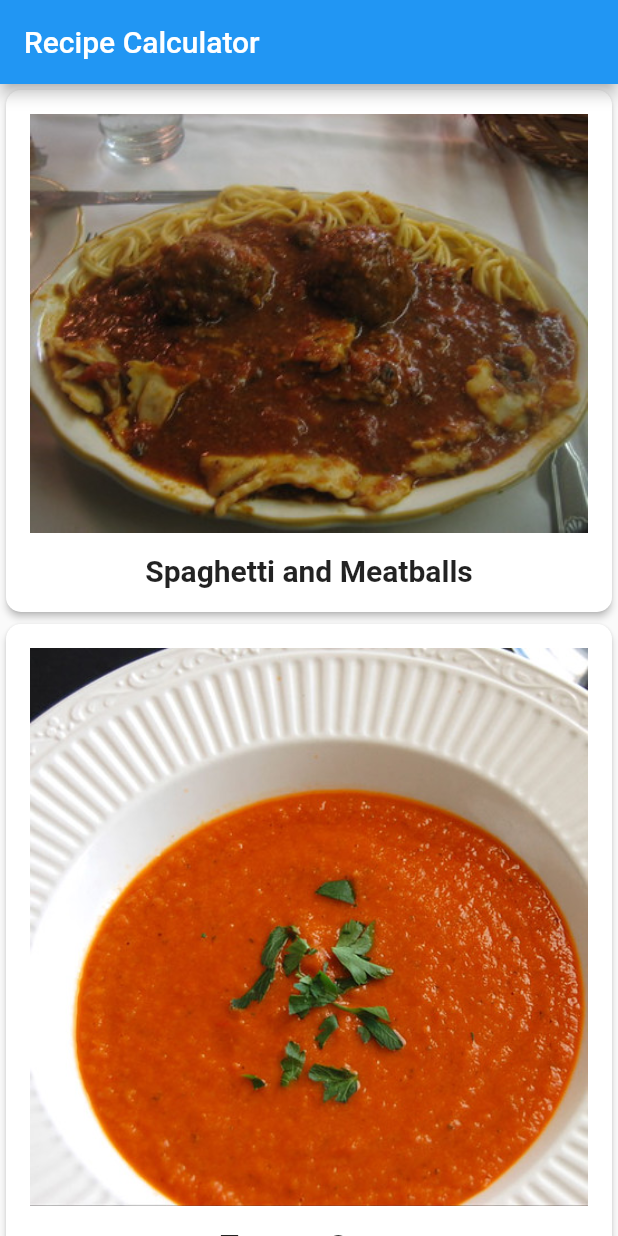
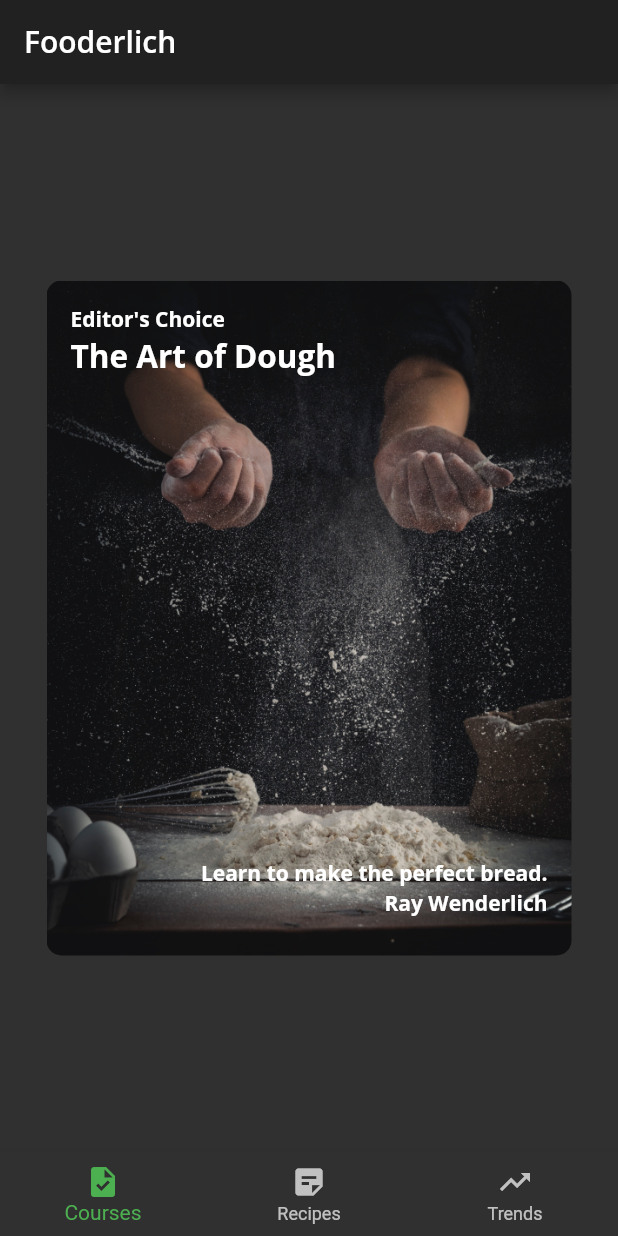
Before and after one commit to newu2012/flutter_layout_testing, a Flutter app: the screen it shows after launch, on a phone screen of 412 x 824 dp. Run offline on Flutter 3.47's test engine with Material 2 defaults, Android fonts, the phone set to English and light mode, and no system bars; our stand-ins replace google_fonts; Roboto replaces fonts that are missing (Palatino); project files that could hold a hidden picture were left out.

Commit message:
feat: 3. Basic Widgets. Fooderlich recipes app

```diff
--- /dev/null
+++ b/lib/Fooderlich/Presentation/card1.dart
@@ -0,0 +1,64 @@
+import 'package:flutter/cupertino.dart';
+import 'package:flutter/material.dart';
+import 'fooderlich_theme.dart';
+
+class Card1 extends StatelessWidget {
+  const Card1({Key? key}) : super(key: key);
+  final String category = 'Editor\'s Choice';
+  final String title = 'The Art of Dough';
+  final String description = 'Learn to make the perfect bread.';
+  final String chef = 'Ray Wenderlich';
+
+  @override
+  Widget build(BuildContext context) {
+    return Center(
+      child: Container(
+        child: Stack(
+          children: [
+            Text(
+              category,
+              style: FooderlichTheme.darkTextTheme.bodyText1,
+            ),
+            Positioned(
+              child: Text(
+                title,
+                style: FooderlichTheme.darkTextTheme.headline2,
+              ),
+              top: 20,
+            ),
+            Positioned(
+              child: Text(
+                description,
+                style: FooderlichTheme.darkTextTheme.bodyText1,
+              ),
+              bottom: 30,
+              right: 0,
+            ),
+            Positioned(
+              child: Text(
+                chef,
+                style: FooderlichTheme.darkTextTheme.bodyText1,
+              ),
+              bottom: 10,
+              right: 0,
+            ),
+          ],
+        ),
+        padding: const EdgeInsets.all(16),
+        constraints: const BoxConstraints.expand(
+          width: 350,
+          height: 450,
+        ),
+        decoration: const BoxDecoration(
+          image: DecorationImage(
+            image: AssetImage('assets/mag1.png'),
+            fit: BoxFit.cover,
+          ),
+          borderRadius: BorderRadius.all(
+            Radius.circular(10.0),
+          ),
+        ),
+      ),
+    );
+  }
+}
--- /dev/null
+++ b/lib/Fooderlich/Presentation/fooderlich_theme.dart
@@ -0,0 +1,107 @@
+import 'package:flutter/material.dart';
+import 'package:google_fonts/google_fonts.dart';
+
+class FooderlichTheme {
+  // 1
+  static TextTheme lightTextTheme = TextTheme(
+    bodyText1: GoogleFonts.openSans(
+      fontSize: 14.0,
+      fontWeight: FontWeight.w700,
+      color: Colors.black,
+    ),
+    headline1: GoogleFonts.openSans(
+      fontSize: 32.0,
+      fontWeight: FontWeight.bold,
+      color: Colors.black,
+    ),
+    headline2: GoogleFonts.openSans(
+      fontSize: 21.0,
+      fontWeight: FontWeight.w700,
+      color: Colors.black,
+    ),
+    headline3: GoogleFonts.openSans(
+      fontSize: 16.0,
+      fontWeight: FontWeight.w600,
+      color: Colors.black,
+    ),
+    headline6: GoogleFonts.openSans(
+      fontSize: 20.0,
+      fontWeight: FontWeight.w600,
+      color: Colors.black,
+    ),
+  );
+
+  // 2
+  static TextTheme darkTextTheme = TextTheme(
+    bodyText1: GoogleFonts.openSans(
+      fontSize: 14.0,
+      fontWeight: FontWeight.w700,
+      color: Colors.white,
+    ),
+    headline1: GoogleFonts.openSans(
+      fontSize: 32.0,
+      fontWeight: FontWeight.bold,
+      color: Colors.white,
+    ),
+    headline2: GoogleFonts.openSans(
+      fontSize: 21.0,
+      fontWeight: FontWeight.w700,
+      color: Colors.white,
+    ),
+    headline3: GoogleFonts.openSans(
+      fontSize: 16.0,
+      fontWeight: FontWeight.w600,
+      color: Colors.white,
+    ),
+    headline6: GoogleFonts.openSans(
+      fontSize: 20.0,
+      fontWeight: FontWeight.w600,
+      color: Colors.white,
+    ),
+  );
+
+  // 3
+  static ThemeData light() {
+    return ThemeData(
+      brightness: Brightness.light,
+      checkboxTheme: CheckboxThemeData(
+        fillColor: MaterialStateColor.resolveWith(
+              (states) {
+            return Colors.black;
+          },
+        ),
+      ),
+      appBarTheme: const AppBarTheme(
+        foregroundColor: Colors.black,
+        backgroundColor: Colors.white,
+      ),
+      floatingActionButtonTheme: const FloatingActionButtonThemeData(
+        foregroundColor: Colors.white,
+        backgroundColor: Colors.black,
+      ),
+      bottomNavigationBarTheme: const BottomNavigationBarThemeData(
+        selectedItemColor: Colors.green,
+      ),
+      textTheme: lightTextTheme,
+    );
+  }
+
+  // 4
+  static ThemeData dark() {
+    return ThemeData(
+      brightness: Brightness.dark,
+      appBarTheme: AppBarTheme(
+        foregroundColor: Colors.white,
+        backgroundColor: Colors.grey[900],
+      ),
+      floatingActionButtonTheme: const FloatingActionButtonThemeData(
+        foregroundColor: Colors.white,
+        backgroundColor: Colors.green,
+      ),
+      bottomNavigationBarTheme: const BottomNavigationBarThemeData(
+        selectedItemColor: Colors.green,
+      ),
+      textTheme: darkTextTheme,
+    );
+  }
+}
--- /dev/null
+++ b/lib/Fooderlich/Presentation/fooderlich_widget.dart
@@ -0,0 +1,59 @@
+import 'package:flutter/material.dart';
+import 'card1.dart';
+import 'card2.dart';
+import 'card3.dart';
+
+class FooderlichWidget extends StatefulWidget {
+  const FooderlichWidget({Key? key}) : super(key: key);
+
+  @override
+  _FooderlichWidgetState createState() => _FooderlichWidgetState();
+}
+
+class _FooderlichWidgetState extends State<FooderlichWidget> {
+  int _selectedIndex = 0;
+
+  static List<Widget> pages = <Widget>[
+    const Card1(),
+    const Card2(),
+    const Card3(),
+  ];
+
+  void _onItemTapped(int index) {
+    setState(() {
+      _selectedIndex = index;
+    });
+  }
+
+  @override
+  Widget build(BuildContext context) {
+    return Scaffold(
+      appBar: AppBar(
+        title: Text(
+          'Fooderlich',
+          style: Theme.of(context).textTheme.headline6,
+        ),
+      ),
+      body: pages[_selectedIndex],
+      bottomNavigationBar: BottomNavigationBar(
+        currentIndex: _selectedIndex,
+        onTap: _onItemTapped,
+        selectedItemColor: Theme.of(context).textSelectionTheme.selectionColor,
+        items: const <BottomNavigationBarItem>[
+          BottomNavigationBarItem(
+            icon: Icon(Icons.task),
+            label: 'Courses',
+          ),
+          BottomNavigationBarItem(
+            icon: Icon(Icons.sticky_note_2),
+            label: 'Recipes',
+          ),
+          BottomNavigationBarItem(
+            icon: Icon(Icons.trending_up),
+            label: 'Trends',
+          ),
+        ],
+      ),
+    );
+  }
+}
--- /dev/null
+++ b/lib/home_page.dart
@@ -0,0 +1,36 @@
+import 'package:flutter/material.dart';
+import 'Fooderlich/Presentation/fooderlich_widget.dart';
+
+import 'app.dart';
+
+class HomePage extends StatefulWidget {
+  const HomePage({
+    Key? key,
+    required this.app,
+  }) : super(key: key);
+
+  final App app;
+
+  @override
+  State<HomePage> createState() => _HomePageState();
+}
+
+class _HomePageState extends State<HomePage> {
+  @override
+  Widget build(BuildContext context) {
+    if (widget.app.appTitle == 'Fooderlich') {
+      return const FooderlichWidget();
+    }
+
+    return Scaffold(
+      appBar: AppBar(
+        title: Text(widget.app.appTitle),
+      ),
+      body: SafeArea(
+        child: Center(
+          child: widget.app.appWidget,
+        ),
+      ),
+    );
+  }
+}
--- a/lib/main.dart
+++ b/lib/main.dart
@@ -1,9 +1,13 @@
 import 'package:flutter/material.dart';
+import 'Fooderlich/Presentation/fooderlich_theme.dart';
 
 import 'BusinessCard/Presentation/business_card_widget.dart';
 import 'Camp/Presentation/camp_widget.dart';
+import 'Fooderlich/Presentation/fooderlich_widget.dart';
 import 'StateBoxes/Presentation/box_state_parent_widget.dart';
 import 'Recipes/Presentation/recipe_widget.dart';
+import 'app.dart';
+import 'home_page.dart';
 
 void main() {
   runApp(const MyApp());
@@ -17,61 +21,30 @@ class MyApp extends StatelessWidget {
     App('Business Card', BusinessCardWidget()),
     App('Box State', BoxStateParentWidget()),
     App('Recipe Calculator', RecipeWidget()),
+    App('Fooderlich', FooderlichWidget()),
   };
 
   @override
   Widget build(BuildContext context) {
     late final app =
-        apps.firstWhere((element) => element.appTitle == 'Recipe Calculator');
+        apps.firstWhere((element) => element.appTitle == 'Fooderlich');
+    final theme = app.appTitle == 'Fooderlich'
+        ? FooderlichTheme.dark()
+        : ThemeData(
+            primarySwatch: Colors.blue,
+            colorScheme: ThemeData().colorScheme.copyWith(
+                  primary: Colors.blue,
+                  secondary: Colors.black,
+                ),
+          );
 
     return MaterialApp(
       title: '${app.appTitle} Demo',
-      theme: ThemeData(
-        primarySwatch: Colors.blue,
-        colorScheme: ThemeData().colorScheme.copyWith(
-              primary: Colors.blue,
-              secondary: Colors.black,
-            ),
-      ),
-      home: MyHomePage(
+      theme: theme,
+      home: HomePage(
         //  Choose your app there by selecting app by it's title
         app: app,
       ),
     );
   }
 }
-
-class App {
-  final String appTitle;
-  final Widget appWidget;
-
-  const App(this.appTitle, this.appWidget);
-}
-
-class MyHomePage extends StatefulWidget {
-  const MyHomePage({
-    Key? key,
-    required this.app,
-  }) : super(key: key);
-
-  final App app;
-
-  @override
-  State<MyHomePage> createState() => _MyHomePageState();
-}
-
-class _MyHomePageState extends State<MyHomePage> {
-  @override
-  Widget build(BuildContext context) {
-    return Scaffold(
-      appBar: AppBar(
-        title: Text(widget.app.appTitle),
-      ),
-      body: SafeArea(
-        child: Center(
-          child: widget.app.appWidget,
-        ),
-      ),
-    );
-  }
-}
```
Also changed, not shown: lib/Fooderlich/Presentation/author_card.dart (added, +59 -0 lines), lib/Fooderlich/Presentation/card2.dart (added, +62 -0 lines), lib/Fooderlich/Presentation/card3.dart (added, +138 -0 lines), lib/Fooderlich/Presentation/circle_image.dart (added, +24 -0 lines), lib/app.dart (added, +8 -0 lines), assets/author_katz.jpeg (added), assets/mag1.png (added), assets/mag2.png (added), assets/mag3.png (added), assets/mag4.png (added), assets/mag5.png (added).
